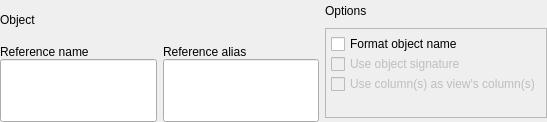
The window that libs/libgui/ui/dbobjects/referenceswidget.ui (nullptrlabs/pgmodeler) describes before a commit, drawn with Qt 5.
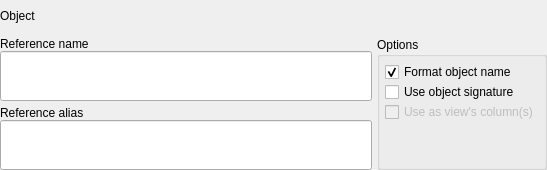
The same window after the commit.

Commit message: libgui: refactor ViewWidget layout to show SQL preview and references side-by-side

```diff
--- a/libs/libgui/ui/dbobjects/referenceswidget.ui
+++ b/libs/libgui/ui/dbobjects/referenceswidget.ui
@@ -7,13 +7,13 @@
     <x>0</x>
     <y>0</y>
     <width>547</width>
-    <height>122</height>
+    <height>170</height>
    </rect>
   </property>
   <property name="windowTitle">
    <string/>
   </property>
-  <layout class="QVBoxLayout" name="references_lt">
+  <layout class="QGridLayout" name="references_lt">
    <property name="leftMargin">
     <number>0</number>
    </property>
@@ -26,51 +26,24 @@
    <property name="bottomMargin">
     <number>0</number>
    </property>
-   <item>
-    <layout class="QGridLayout" name="references_grid">
-     <property name="sizeConstraint">
-      <enum>QLayout::SizeConstraint::SetDefaultConstraint</enum>
-     </property>
-     <property name="bottomMargin">
-      <number>0</number>
-     </property>
-     <item row="1" column="1" rowspan="2">
-      <layout class="QVBoxLayout" name="verticalLayout_2">
+   <property name="spacing">
+    <number>5</number>
+   </property>
+   <item row="0" column="0" colspan="2">
+    <layout class="QVBoxLayout" name="object_lt">
        <property name="spacing">
         <number>0</number>
        </property>
        <item>
-        <widget class="QLabel" name="ref_alias_lbl">
-         <property name="sizePolicy">
-          <sizepolicy hsizetype="Fixed" vsizetype="Fixed">
-           <horstretch>0</horstretch>
-           <verstretch>0</verstretch>
-          </sizepolicy>
-         </property>
+      <widget class="QLabel" name="object_lbl">
          <property name="text">
-          <string>Reference alias</string>
-         </property>
-        </widget>
-       </item>
-       <item>
-        <widget class="QLineEdit" name="ref_alias_edt">
-         <property name="sizePolicy">
-          <sizepolicy hsizetype="Preferred" vsizetype="Preferred">
-           <horstretch>0</horstretch>
-           <verstretch>0</verstretch>
-          </sizepolicy>
-         </property>
-         <property name="toolTip">
-          <string>&lt;p&gt;The alias of the reference to an object. All occurrences of the reference enclosed by &lt;strong&gt;@{}&lt;/strong&gt; are replaced by the referenced object's alias in the SQL code.&lt;/p&gt;</string>
-         </property>
-         <property name="statusTip">
-          <string/>
+        <string>Object</string>
          </property>
         </widget>
        </item>
       </layout>
      </item>
-     <item row="1" column="0" rowspan="2">
+   <item row="1" column="0">
       <layout class="QVBoxLayout" name="verticalLayout">
        <property name="spacing">
         <number>0</number>
@@ -91,7 +64,7 @@
        <item>
         <widget class="QLineEdit" name="ref_name_edt">
          <property name="sizePolicy">
-          <sizepolicy hsizetype="Preferred" vsizetype="Preferred">
+        <sizepolicy hsizetype="Expanding" vsizetype="Preferred">
            <horstretch>0</horstretch>
            <verstretch>0</verstretch>
           </sizepolicy>
@@ -106,41 +79,17 @@
        </item>
       </layout>
      </item>
-     <item row="0" column="2" rowspan="3">
-      <layout class="QVBoxLayout" name="verticalLayout_3">
-       <property name="topMargin">
-        <number>0</number>
-       </property>
-       <property name="bottomMargin">
-        <number>0</number>
-       </property>
-       <item>
-        <widget class="QLabel" name="options_lbl">
+   <item row="1" column="1" rowspan="2">
+    <widget class="QGroupBox" name="options_gb">
          <property name="sizePolicy">
-          <sizepolicy hsizetype="Preferred" vsizetype="Fixed">
+      <sizepolicy hsizetype="Preferred" vsizetype="Expanding">
            <horstretch>0</horstretch>
            <verstretch>0</verstretch>
           </sizepolicy>
          </property>
-         <property name="text">
+     <property name="title">
           <string>Options</string>
          </property>
-        </widget>
-       </item>
-       <item>
-        <widget class="QFrame" name="options_frm">
-         <property name="maximumSize">
-          <size>
-           <width>16777215</width>
-           <height>90</height>
-          </size>
-         </property>
-         <property name="frameShape">
-          <enum>QFrame::Shape::StyledPanel</enum>
-         </property>
-         <property name="frameShadow">
-          <enum>QFrame::Shadow::Raised</enum>
-         </property>
          <layout class="QVBoxLayout" name="verticalLayout_4">
           <property name="spacing">
            <number>0</number>
@@ -174,12 +123,15 @@
             <property name="text">
              <string>Format object name</string>
             </property>
+        <property name="checked">
+         <bool>true</bool>
+        </property>
            </widget>
           </item>
           <item>
            <widget class="QCheckBox" name="use_signature_chk">
             <property name="enabled">
-             <bool>false</bool>
+         <bool>true</bool>
             </property>
             <property name="sizePolicy">
              <sizepolicy hsizetype="Fixed" vsizetype="Fixed">
@@ -196,6 +148,9 @@
             <property name="text">
              <string>Use object signature</string>
             </property>
+        <property name="checked">
+         <bool>false</bool>
+        </property>
            </widget>
           </item>
           <item>
@@ -216,7 +171,7 @@
              <string/>
             </property>
             <property name="text">
-             <string>Use column(s) as view's column(s)</string>
+         <string>Use as view's column(s)</string>
             </property>
            </widget>
           </item>
@@ -236,21 +191,39 @@
          </layout>
         </widget>
        </item>
-      </layout>
-     </item>
-     <item row="0" column="0" colspan="2">
-      <layout class="QVBoxLayout" name="object_lt">
+   <item row="2" column="0">
+    <layout class="QVBoxLayout" name="verticalLayout_2">
        <property name="spacing">
         <number>0</number>
        </property>
        <item>
-        <widget class="QLabel" name="object_lbl">
+      <widget class="QLabel" name="ref_alias_lbl">
+       <property name="sizePolicy">
+        <sizepolicy hsizetype="Fixed" vsizetype="Fixed">
+         <horstretch>0</horstretch>
+         <verstretch>0</verstretch>
+        </sizepolicy>
+       </property>
          <property name="text">
-          <string>Object</string>
+        <string>Reference alias</string>
          </property>
         </widget>
        </item>
-      </layout>
+     <item>
+      <widget class="QLineEdit" name="ref_alias_edt">
+       <property name="sizePolicy">
+        <sizepolicy hsizetype="Expanding" vsizetype="Preferred">
+         <horstretch>0</horstretch>
+         <verstretch>0</verstretch>
+        </sizepolicy>
+       </property>
+       <property name="toolTip">
+        <string>&lt;p&gt;The alias of the reference to an object. All occurrences of the reference enclosed by &lt;strong&gt;@{}&lt;/strong&gt; are replaced by the referenced object's alias in the SQL code.&lt;/p&gt;</string>
+       </property>
+       <property name="statusTip">
+        <string/>
+       </property>
+      </widget>
      </item>
     </layout>
    </item>
```
Lines whose indentation alone changed are shown as unchanged. The commit also changes 5 other files.
